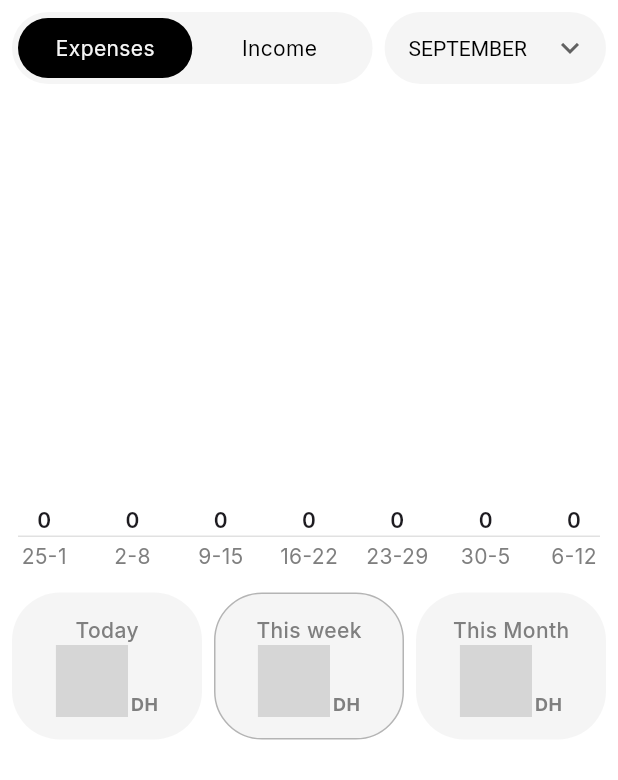
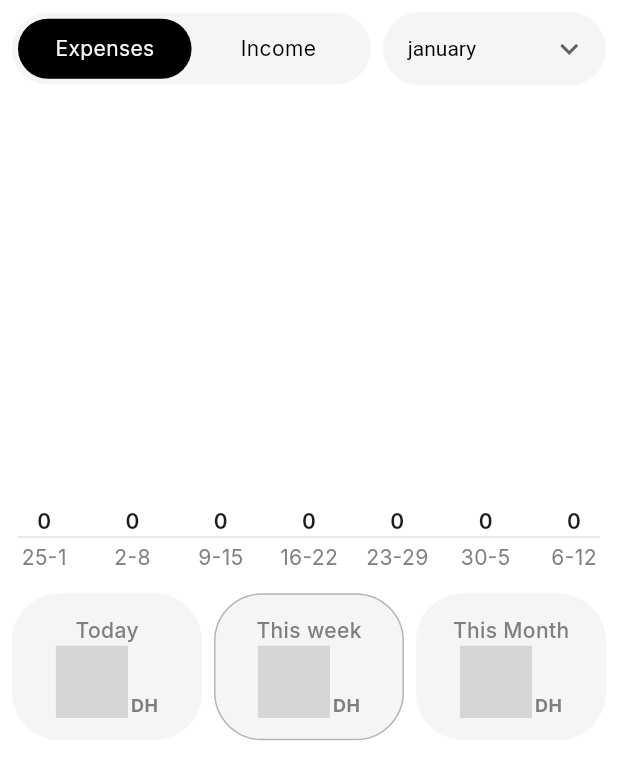
Before and after one commit to oussamaennadafy/trackparency, a Flutter app: the Home screen opened directly, after a tap on "This week", on a phone screen of 412 x 824 dp. Shown: the top 780 px of the screen. Run offline on Flutter 3.47's test engine with Material 3 defaults, Android fonts, the phone set to English and light mode, and no system bars; our stand-ins replace cloud_firestore, firebase_auth, firebase_core, flutter_slidable, flutter_svg, go_router and 1 more; missing offline and left inert: animated_digit, confirm_dialog, firebase_ui_auth; accounts and stored records are empty; grey boxes are pictures that could not be loaded.

Commit message:
add month selection handling

```diff
--- a/expense_tracker/lib/app_state.dart
+++ b/expense_tracker/lib/app_state.dart
@@ -85,6 +85,18 @@ class ApplicationState extends ChangeNotifier {
     notifyListeners();
   }
 
+  // selected month
+  String _selectedMonth = Months.values[DateTime.now().month - 1].toString().split(".")[1].toLowerCase();
+  String get selectedMonth => _selectedMonth;
+
+  // set selected month
+  set setSelectedMonth(String selectedMonth) {
+    _selectedMonth = selectedMonth;
+    _fetchMonthAccumulation(selectedMonth);
+    _fetchTopThreeSpendingCategories(_selectedDateFrame, selectedMonth);
+    notifyListeners();
+  }
+
   // function getter
   get fetchTopThreeSpendingCategories => _fetchTopThreeSpendingCategories(_selectedDateFrame);
 
@@ -153,6 +165,40 @@ class ApplicationState extends ChangeNotifier {
     FirebaseUIAuth.configureProviders([
       EmailAuthProvider(),
     ]);
+  }
+
+  Future<void> _fetchMonthAccumulation(String month) async {
+    final thisYear = DateTime.now().year;
+    final monthNumber = Months.values.map((e) => e.toString().split(".")[1]).toList().indexOf(month) + 1;
+    final startOfMonth = DateTime(thisYear, monthNumber, 1);
+    final endOfMonth = DateTime(thisYear, monthNumber + 1, 0, 23, 59, 59);
+
+    final transactions = FirebaseFirestore.instance
+        .collection('transactions')
+        .where(
+          "userId",
+          isEqualTo: FirebaseAuth.instance.currentUser!.uid,
+        )
+        .where(
+          "type",
+          isEqualTo: transaction_model.TransactionType.expense,
+        );
+
+    final monthTransactions = await transactions
+        .where(
+          "timestamp",
+          isGreaterThanOrEqualTo: startOfMonth,
+          isLessThanOrEqualTo: endOfMonth,
+        )
+        .get();
+
+    int monthTotalExpenses = 0;
+    for (var doc in monthTransactions.docs) {
+      monthTotalExpenses += (doc.data()['price'] as num).toInt();
+    }
+
+    _monthAccumulation = monthTotalExpenses;
+    notifyListeners();
   }
 
   Future<void> _fetchChartData(DateFrame frametime) async {
@@ -288,7 +334,7 @@ class ApplicationState extends ChangeNotifier {
     notifyListeners();
   }
 
-  Future<void> _fetchTopThreeSpendingCategories(DateFrame frametime) async {
+  Future<void> _fetchTopThreeSpendingCategories(DateFrame frametime, [String? speacialMonth]) async {
     // Month range
     late final DateTime startOfDateFrame;
     late final DateTime endOfDateFrame;
@@ -303,8 +349,19 @@ class ApplicationState extends ChangeNotifier {
         endOfDateFrame = endOfWeek;
         break;
       case DateFrame.month:
-        startOfDateFrame = startOfMonth;
-        endOfDateFrame = endOfMonth;
+        {
+          if (speacialMonth != null) {
+            final thisYear = DateTime.now().year;
+            final monthNumber = Months.values.map((e) => e.toString().split(".")[1]).toList().indexOf(speacialMonth) + 1;
+            final startOfMonth = DateTime(thisYear, monthNumber, 1);
+            final endOfMonth = DateTime(thisYear, monthNumber + 1, 0, 23, 59, 59);
+            startOfDateFrame = startOfMonth;
+            endOfDateFrame = endOfMonth;
+          } else {
+            startOfDateFrame = startOfMonth;
+            endOfDateFrame = endOfMonth;
+          }
+        }
         break;
     }
     // month total
--- a/expense_tracker/lib/features/home/screens/index.dart
+++ b/expense_tracker/lib/features/home/screens/index.dart
@@ -28,33 +28,23 @@ class _HomeState extends State<Home> {
     ),
   ];
   late TabButton selectedTab;
-  String selectedMonth = "SEPTEMBER";
+  String selectedMonth = Months.values[DateTime.now().month - 1].toString().split(".")[1].toLowerCase();
   late DateFrame selectedCard;
 
   final months = const [
-    DropDownItem(label: "JANUARY"),
-    DropDownItem(label: "FEBRUARY"),
-    DropDownItem(label: "MARCH"),
-    DropDownItem(label: "APRIL"),
-    DropDownItem(label: "MAY"),
-    DropDownItem(label: "JUNE"),
-    DropDownItem(label: "AUGUST"),
-    DropDownItem(label: "SEPTEMBER"),
-    DropDownItem(label: "OCTOBER"),
-    DropDownItem(label: "NOVEMBER"),
-    DropDownItem(label: "DECEMBER"),
+    DropDownItem(label: "january"),
+    DropDownItem(label: "february"),
+    DropDownItem(label: "march"),
+    DropDownItem(label: "april"),
+    DropDownItem(label: "may"),
+    DropDownItem(label: "june"),
+    DropDownItem(label: "july"),
+    DropDownItem(label: "august"),
+    DropDownItem(label: "september"),
+    DropDownItem(label: "october"),
+    DropDownItem(label: "november"),
+    DropDownItem(label: "december"),
   ];
-
-  void onMonthSelect(String month) {
-    setState(() {
-      selectedMonth = month;
-    });
-  }
-
-  void onCardPress(DateFrame dateFrame) async {
-    final appState = Provider.of<ApplicationState>(context, listen: false);
-    appState.setSelectedDateFrame = dateFrame;
-  }
 
   void onTabPress(TabButton tab) {
     setState(() {
@@ -81,8 +71,6 @@ class _HomeState extends State<Home> {
             selectedTab: selectedTab,
             onTabPress: onTabPress,
             months: months,
-            selectedMonth: selectedMonth,
-            onMonthSelect: onMonthSelect,
           ),
           const Chart(),
           const Cards(),
--- a/expense_tracker/lib/features/home/widgets/index/cards/index.dart
+++ b/expense_tracker/lib/features/home/widgets/index/cards/index.dart
@@ -39,7 +39,7 @@ class _CardsState extends State<Cards> {
               onPress: () => onCardPress(DateFrame.week),
             ),
             PriceCard(
-              label: "This Month",
+              label: Months.values[DateTime.now().month - 1].toString().split(".")[1] == appState.selectedMonth ? "This Month" : appState.selectedMonth,
               price: appState.monthAccumulation.toString(),
               border: appState.selectedDateFrame == DateFrame.month,
               onPress: () => onCardPress(DateFrame.month),
--- a/expense_tracker/lib/features/home/widgets/index/filter/index.dart
+++ b/expense_tracker/lib/features/home/widgets/index/filter/index.dart
@@ -1,26 +1,34 @@
+import 'package:expense_tracker/app_state.dart';
 import 'package:expense_tracker/shared/components/drop_downs/classes/drop_down_item.dart';
 import 'package:expense_tracker/shared/components/drop_downs/drop_down_menu.dart';
 import 'package:expense_tracker/shared/components/switchers/tab_switcher/classes/tab_button.dart';
 import 'package:expense_tracker/shared/components/switchers/tab_switcher/index.dart';
 import 'package:flutter/material.dart';
+import 'package:provider/provider.dart';
 
-class Filter extends StatelessWidget {
+class Filter extends StatefulWidget {
   const Filter({
     super.key,
     required this.selectedTab,
-    required this.selectedMonth,
     required this.tabs,
     required this.months,
-    required this.onMonthSelect,
     required this.onTabPress,
   });
 
-  final String selectedMonth;
   final TabButton selectedTab;
   final List<TabButton> tabs;
   final List<DropDownItem> months;
-  final void Function(String month) onMonthSelect;
   final void Function(TabButton tab) onTabPress;
+
+  @override
+  State<Filter> createState() => _FilterState();
+}
+
+class _FilterState extends State<Filter> {
+  void onMonthSelect(newSelectedMonth) async {
+    final appState = Provider.of<ApplicationState>(context, listen: false);
+    appState.setSelectedMonth = newSelectedMonth;
+  }
 
   @override
   Widget build(BuildContext context) {
@@ -29,15 +37,19 @@ class Filter extends StatelessWidget {
       child: Row(
         children: [
           TabSwitcher(
-            selectedTab: selectedTab,
-            tabs: tabs,
-            onTabPress: onTabPress,
+            selectedTab: widget.selectedTab,
+            tabs: widget.tabs,
+            onTabPress: widget.onTabPress,
           ),
           const SizedBox(width: 8),
-          DropDownMenu(
-            options: months,
-            onSelect: onMonthSelect,
-            selectedOption: selectedMonth,
+          Consumer<ApplicationState>(
+            builder: (context, appState, _) {
+              return DropDownMenu(
+                options: widget.months,
+                onSelect: onMonthSelect,
+                selectedOption: appState.selectedMonth,
+              );
+            },
           ),
         ],
       ),
--- a/expense_tracker/lib/shared/components/drop_downs/drop_down_menu.dart
+++ b/expense_tracker/lib/shared/components/drop_downs/drop_down_menu.dart
@@ -1,8 +1,11 @@
+import 'package:expense_tracker/app_state.dart';
+import 'package:expense_tracker/enums/index.dart';
 import 'package:expense_tracker/features/categories/utils/get_icon_from_string.dart';
 import 'package:expense_tracker/shared/components/drop_downs/classes/drop_down_item.dart';
 import 'package:expense_tracker/theme/colors.dart';
 import 'package:flutter/material.dart';
 import 'package:flutter_svg/flutter_svg.dart';
+import 'package:provider/provider.dart';
 
 class DropDownMenu extends StatelessWidget {
   const DropDownMenu({
@@ -21,10 +24,16 @@ class DropDownMenu extends StatelessWidget {
     final selectedObject = options.where((element) => element.label == selectedOption).first;
     final dropdownWidth = MediaQuery.of(context).size.width * 0.3;
 
+    return Consumer<ApplicationState>(
+      builder: (context, appState, _) {
         return Container(
           decoration: BoxDecoration(
             color: selectedObject.backgroundColor ?? AppColors.onSurface,
             borderRadius: BorderRadius.circular(9999),
+            border: Border.all(
+              width: .5,
+              color: Months.values[DateTime.now().month - 1].toString().split(".")[1] == appState.selectedMonth ? Colors.transparent : AppColors.primary,
+            ),
           ),
           padding: const EdgeInsets.symmetric(horizontal: 12, vertical: 12),
           child: DropdownButtonHideUnderline(
@@ -80,5 +89,7 @@ class DropDownMenu extends StatelessWidget {
             ),
           ),
         );
+      },
+    );
   }
 }
```
Lines whose indentation alone changed are shown as unchanged.
